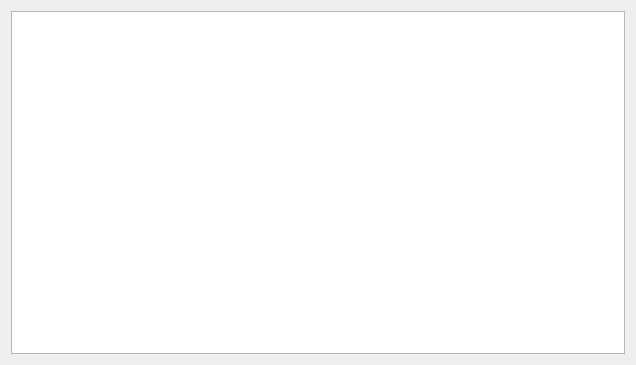
First picture: the form in src/citra/logging_window.ui, repository Gegopat/citra, before the edit.
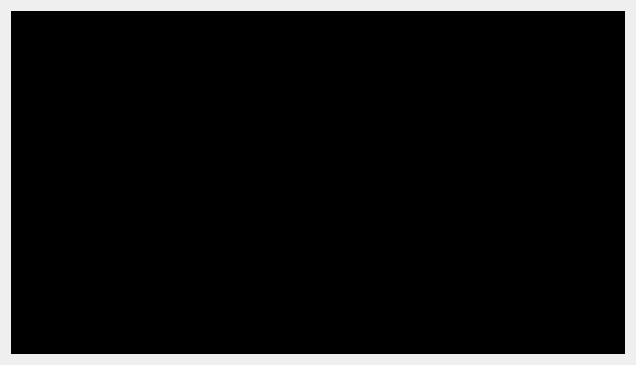
Second picture: the form after the edit.

The edit to the form file:
```diff
--- a/src/citra/logging_window.ui
+++ b/src/citra/logging_window.ui
@@ -18,6 +18,9 @@
     <layout class="QVBoxLayout" name="verticalLayout">
      <item>
       <widget class="QTextEdit" name="logs">
+       <property name="styleSheet">
+        <string notr="true">QTextEdit {background-color: #000000;}</string>
+       </property>
        <property name="readOnly">
         <bool>true</bool>
        </property>
```
